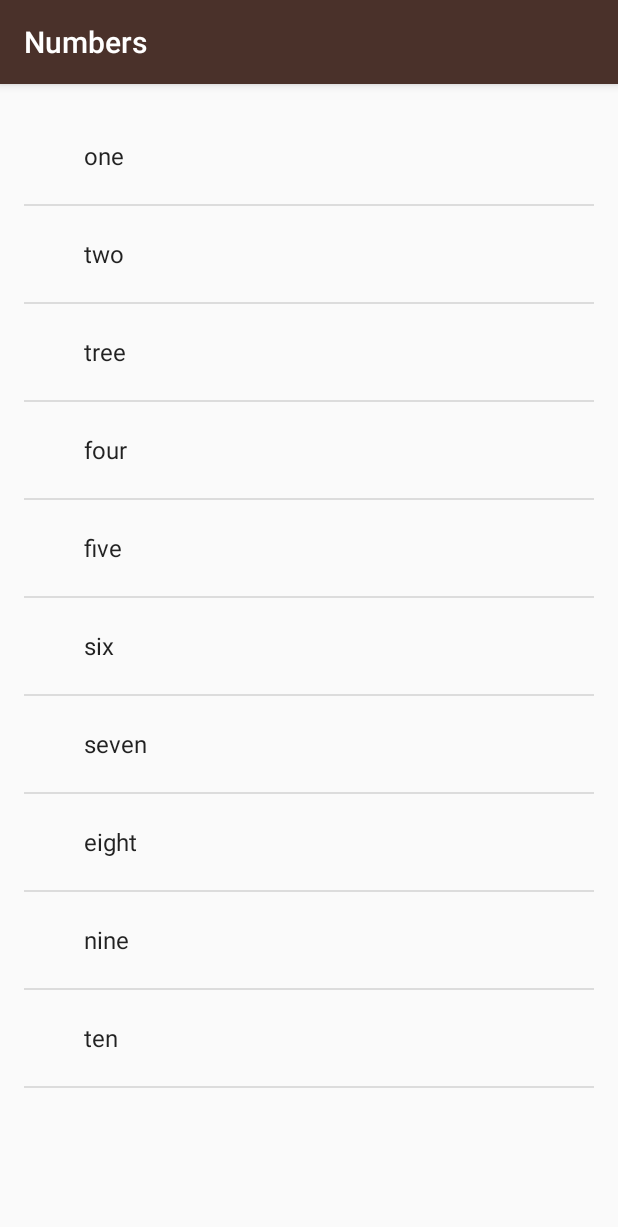
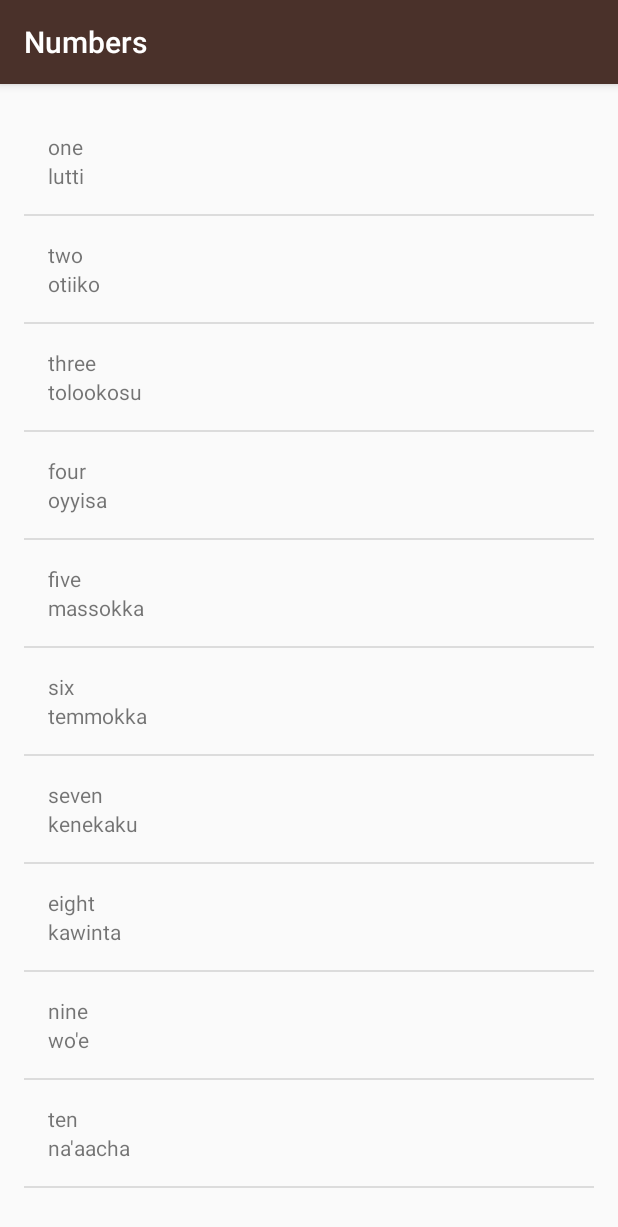
Before and after one commit to ioanzicu/language-app-android, an Android app: the NumbersActivity screen opened directly, with no data from a screen before it, on a phone screen of 412 x 824 dp. Shown: the top 1227 px of the screen. Run offline under Robolectric (Android 15) with nearby library versions, the phone set to English and light mode, and no system bars.

Commit message:
add custom word adapter class

```diff
--- a/app/src/main/java/android/example/com/miwok/NumbersActivity.java
+++ b/app/src/main/java/android/example/com/miwok/NumbersActivity.java
@@ -17,24 +17,25 @@ public class NumbersActivity extends AppCompatActivity {
     protected void onCreate(Bundle savedInstanceState) {
         super.onCreate(savedInstanceState);
         setContentView(R.layout.activity_numbers);
-        ArrayList<String> words = new ArrayList<String>();
-        words.add("one");
-        words.add("two");
-        words.add("tree");
-        words.add("four");
-        words.add("five");
-        words.add("six");
-        words.add("seven");
-        words.add("eight");
-        words.add("nine");
-        words.add("ten");
+        ArrayList<Word> words = new ArrayList<Word>();
+
+        words.add(new Word("one", "lutti"));
+        words.add(new Word("two", "otiiko"));
+        words.add(new Word("three", "tolookosu"));
+        words.add(new Word("four", "oyyisa"));
+        words.add(new Word("five", "massokka"));
+        words.add(new Word("six", "temmokka"));
+        words.add(new Word("seven", "kenekaku"));
+        words.add(new Word("eight", "kawinta"));
+        words.add(new Word("nine", "wo'e"));
+        words.add(new Word("ten", "na'aacha"));
 
         // Create an {@link ArrayAdapter}, whose data source is a list of Strings. The
         // adapter knows how to create layouts for each item in the list, using the
         // simple_list_item_1.xml layout resource defined in the Android framework.
         // This list item layout contains a single {@link TextView}, which the adapter will set to
         // display a single word.
-        ArrayAdapter<String> itemsAdapter = new ArrayAdapter<String>(this, android.R.layout.simple_expandable_list_item_1, words);
+        WordAdapter adapter = new WordAdapter(this, words);
 
         // Find the {@link ListView} object in the view hierarchy of the {@link Activity}.
         // There should be a {@link ListView} with the view ID called list, which is declared in the
@@ -45,6 +46,6 @@ public class NumbersActivity extends AppCompatActivity {
         // {@link ListView} will display list items for each word in the list of words.
         // Do this by calling the setAdapter method on the {@link ListView} object and pass in
         // 1 argument, which is the {@link ArrayAdapter} with the variable name itemsAdapter.
-        listView.setAdapter(itemsAdapter);
+        listView.setAdapter(adapter);
     }
 }
--- /dev/null
+++ b/app/src/main/java/android/example/com/miwok/WordAdapter.java
@@ -0,0 +1,63 @@
+package android.example.com.miwok;
+
+import android.app.Activity;
+import android.view.LayoutInflater;
+import android.view.View;
+import android.view.ViewGroup;
+import android.widget.ArrayAdapter;
+import android.widget.ImageView;
+import android.widget.TextView;
+import androidx.annotation.NonNull;
+import androidx.annotation.Nullable;
+import org.w3c.dom.Text;
+
+import java.util.ArrayList;
+
+public class WordAdapter extends ArrayAdapter<Word> {
+
+    /**
+     * The context is used to inflate the layout file, and the list is the data we want
+     * to populate into the lists.
+     *
+     * @param context The current context. Used to inflate the layout file.
+     * @param words   A List of Word objects to display in a list
+     */
+    public WordAdapter(Activity context, ArrayList<Word> words) {
+        // Here, we initialize the ArrayAdapter's internal storage for the context and the list.
+        // the second argument is used when the WordAdapter is populating a single TextView.
+        // Because this is a custom adapter for two TextViews, the adapter is not
+        // going to use this second argument, so it can be any value. Here, we used 0.
+        super(context, 0, words);
+    }
+
+    @NonNull
+    @Override
+    public View getView(int position, @Nullable View convertView, @NonNull ViewGroup parent) {
+        // Check if the existing view is being reused, otherwise inflate the view
+        View listItemView = convertView;
+        if (listItemView == null) {
+            listItemView = LayoutInflater.from(getContext()).inflate(
+                    R.layout.list_item, parent, false
+            );
+        }
+
+        // Get the {@link Word} object located at this position in the list
+        Word currentWord = getItem(position);
+
+        // Find the TextView in the list_item.xml layout with ID miwok_text_view
+        TextView nameTextView = (TextView) listItemView.findViewById(R.id.miwok_text_view);
+        // Get the miwok translation from the current WordAdapter object and
+        // set this text on the name TextView
+        nameTextView.setText(currentWord.getmMiwokTranslation());
+
+        // Find the TextView in the list_item.xml layout with the ID default_text_view
+        TextView numberTextView = (TextView) listItemView.findViewById(R.id.default_text_view);
+        // Get the default translation from the current WordAdapter object and
+        // set this text on the number TextView
+        numberTextView.setText(currentWord.getmDefaultTranslation());
+
+        // Return the whole list item layout (containing 2 TextViews)
+        // so that it can be shown in the ListView
+        return listItemView;
+    }
+}
--- a/app/src/main/res/layout/list_item.xml
+++ b/app/src/main/res/layout/list_item.xml
@@ -2,8 +2,7 @@
 <LinearLayout xmlns:android="http://schemas.android.com/apk/res/android"
               xmlns:tools="http://schemas.android.com/tools"
               android:orientation="vertical"
-              android:paddingTop="16dp"
-              android:paddingLeft="16dp"
+              android:padding="16dp"
               android:layout_width="match_parent"
               android:layout_height="match_parent">
     <TextView android:layout_width="match_parent"
```
